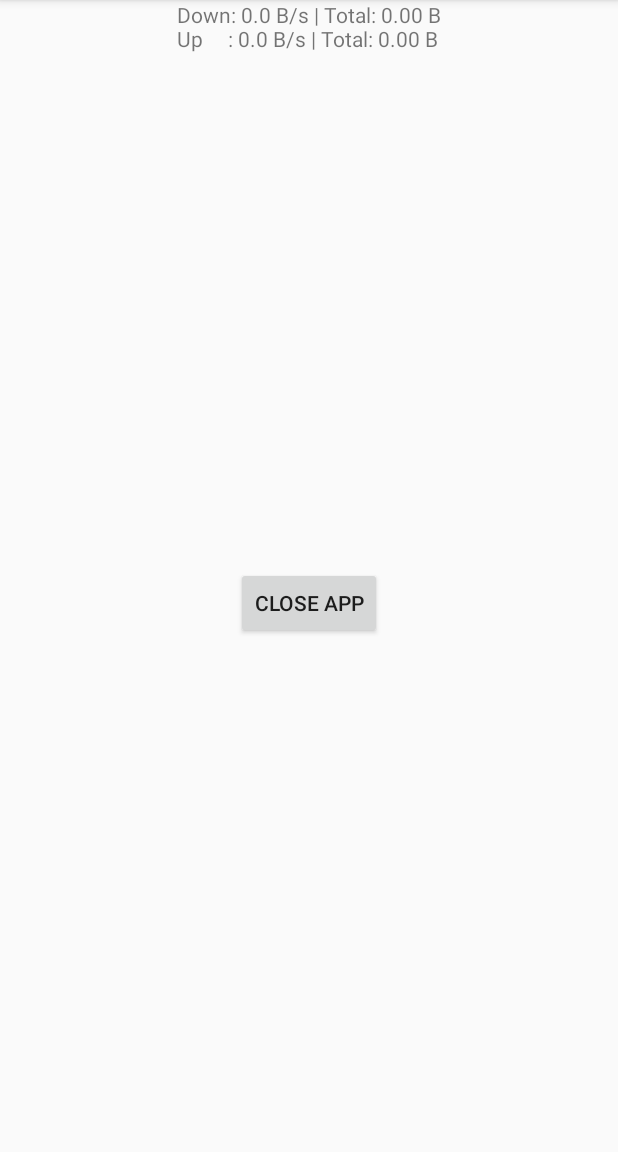
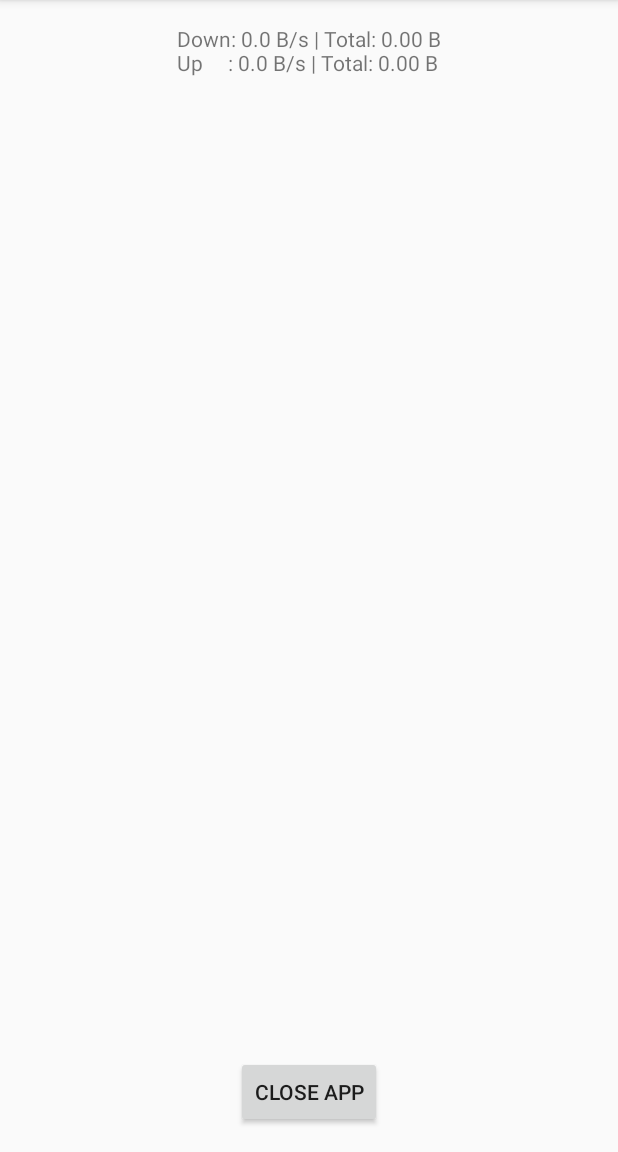
Before and after one commit to pmfg/speedDU, an Android app: the screen it shows after launch (MainActivity), on a phone screen of 412 x 824 dp, the part 84-1236 px from its top. Run offline under Robolectric (Android 15) with nearby library versions, the phone set to English and light mode, and no system bars.

Commit message:
speedDU: add info of backgroud run.

```diff
--- a/app/src/main/java/pt/pmfg/netspeed/MainActivity.java
+++ b/app/src/main/java/pt/pmfg/netspeed/MainActivity.java
@@ -10,11 +10,13 @@ import android.os.Handler;
 import android.support.v4.app.NotificationCompat;
 import android.support.v7.app.AppCompatActivity;
 import android.util.Log;
+import android.view.Gravity;
 import android.view.KeyEvent;
 import android.view.View;
 import android.widget.Button;
 import android.widget.RemoteViews;
 import android.widget.TextView;
+import android.widget.Toast;
 
 import java.util.Locale;
 
@@ -77,6 +79,7 @@ public class MainActivity extends AppCompatActivity {
     public boolean onKeyDown(int keyCode, KeyEvent event) {
         if (keyCode == KeyEvent.KEYCODE_BACK && event.getRepeatCount() == 0)
         {
+            Toast.makeText(MainActivity.this, "Running in Background.", Toast.LENGTH_LONG).show();
             this.moveTaskToBack(true);
             return true;
         }
--- a/app/src/main/res/layout/activity_main.xml
+++ b/app/src/main/res/layout/activity_main.xml
@@ -9,7 +9,8 @@
     <TextView
         android:id="@+id/mainText"
         android:layout_width="wrap_content"
-        android:layout_height="wrap_content"
+        android:layout_height="0dp"
+        android:layout_marginTop="16dp"
         android:text="Hello World!"
         app:layout_constraintLeft_toLeftOf="parent"
         app:layout_constraintRight_toRightOf="parent"
@@ -20,13 +21,11 @@
         android:layout_width="wrap_content"
         android:layout_height="wrap_content"
         android:layout_marginStart="8dp"
-        android:layout_marginTop="8dp"
         android:layout_marginEnd="8dp"
-        android:layout_marginBottom="8dp"
+        android:layout_marginBottom="16dp"
         android:text="@string/close_app"
         app:layout_constraintBottom_toBottomOf="parent"
         app:layout_constraintEnd_toEndOf="parent"
-        app:layout_constraintStart_toStartOf="parent"
-        app:layout_constraintTop_toBottomOf="@+id/mainText" />
+        app:layout_constraintStart_toStartOf="parent" />
 
 </android.support.constraint.ConstraintLayout>
```
